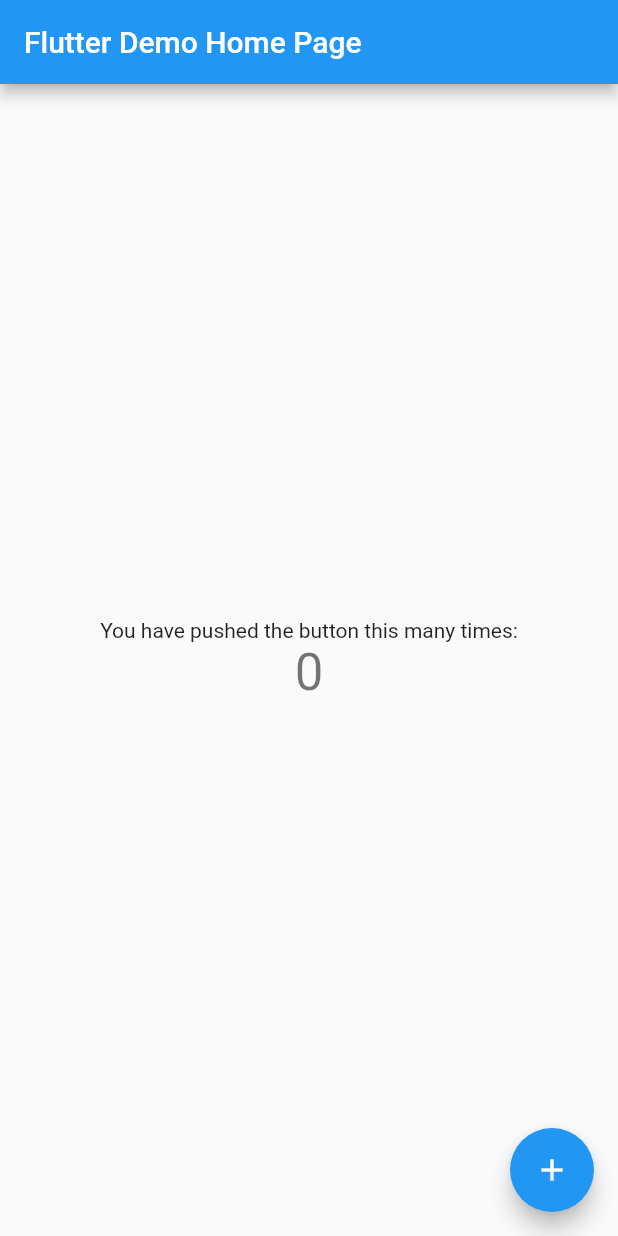
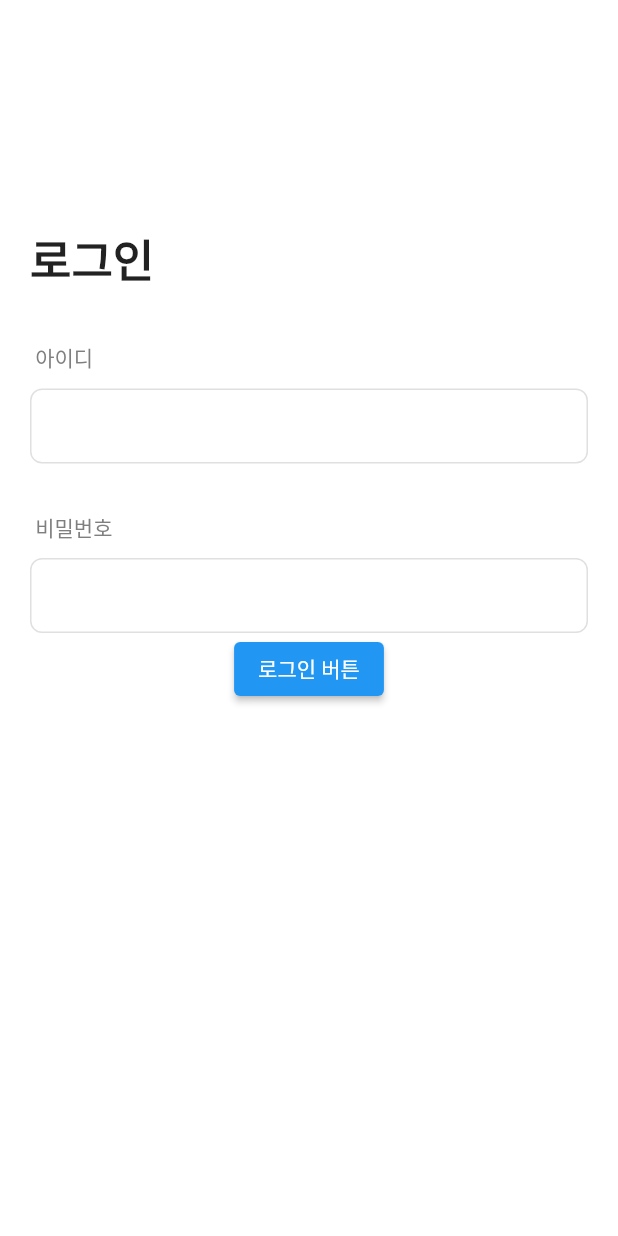
Before and after one commit to Yoochanhong/Flutter_Packages, a Flutter app: the screen it shows after launch, on a phone screen of 412 x 824 dp. Run offline on Flutter 3.47's test engine with Material 2 defaults, Android fonts, the phone set to English and light mode, and no system bars; our stand-ins replace battery_plus, dio, flutter_native_splash; Roboto replaces fonts that are missing (LINE Seed Sans KR).

Commit message:
간단한 로그인 코드

```diff
--- a/flutterSecureStorage/lib/main.dart
+++ b/flutterSecureStorage/lib/main.dart
@@ -1,115 +1,134 @@
 import 'package:flutter/material.dart';
 
-void main() {
-  runApp(const MyApp());
-}
+void main() => runApp(const MyApp());
 
 class MyApp extends StatelessWidget {
-  const MyApp({super.key});
+  const MyApp({Key? key}) : super(key: key);
 
-  // This widget is the root of your application.
   @override
   Widget build(BuildContext context) {
-    return MaterialApp(
-      title: 'Flutter Demo',
-      theme: ThemeData(
-        // This is the theme of your application.
-        //
-        // Try running your application with "flutter run". You'll see the
-        // application has a blue toolbar. Then, without quitting the app, try
-        // changing the primarySwatch below to Colors.green and then invoke
-        // "hot reload" (press "r" in the console where you ran "flutter run",
-        // or simply save your changes to "hot reload" in a Flutter IDE).
-        // Notice that the counter didn't reset back to zero; the application
-        // is not restarted.
-        primarySwatch: Colors.blue,
-      ),
-      home: const MyHomePage(title: 'Flutter Demo Home Page'),
+    return const MaterialApp(
+      debugShowCheckedModeBanner: false,
+      home: LoginPage(),
     );
   }
 }
 
-class MyHomePage extends StatefulWidget {
-  const MyHomePage({super.key, required this.title});
-
-  // This widget is the home page of your application. It is stateful, meaning
-  // that it has a State object (defined below) that contains fields that affect
-  // how it looks.
-
-  // This class is the configuration for the state. It holds the values (in this
-  // case the title) provided by the parent (in this case the App widget) and
-  // used by the build method of the State. Fields in a Widget subclass are
-  // always marked "final".
-
-  final String title;
+class LoginPage extends StatefulWidget {
+  const LoginPage({Key? key}) : super(key: key);
 
   @override
-  State<MyHomePage> createState() => _MyHomePageState();
+  State<LoginPage> createState() => _LoginPageState();
 }
 
-class _MyHomePageState extends State<MyHomePage> {
-  int _counter = 0;
-
-  void _incrementCounter() {
-    setState(() {
-      // This call to setState tells the Flutter framework that something has
-      // changed in this State, which causes it to rerun the build method below
-      // so that the display can reflect the updated values. If we changed
-      // _counter without calling setState(), then the build method would not be
-      // called again, and so nothing would appear to happen.
-      _counter++;
-    });
-  }
+class _LoginPageState extends State<LoginPage> {
+  TextEditingController idController = TextEditingController();
+  TextEditingController passwordController = TextEditingController();
 
   @override
   Widget build(BuildContext context) {
-    // This method is rerun every time setState is called, for instance as done
-    // by the _incrementCounter method above.
-    //
-    // The Flutter framework has been optimized to make rerunning build methods
-    // fast, so that you can just rebuild anything that needs updating rather
-    // than having to individually change instances of widgets.
     return Scaffold(
-      appBar: AppBar(
-        // Here we take the value from the MyHomePage object that was created by
-        // the App.build method, and use it to set our appbar title.
-        title: Text(widget.title),
+      backgroundColor: Colors.white,
+      body: SingleChildScrollView(
+        child: Padding(
+          padding: const EdgeInsets.only(top: 150.0, left: 20.0, right: 20.0),
+          child: Column(
+            crossAxisAlignment: CrossAxisAlignment.start,
+            children: [
+              Column(
+                crossAxisAlignment: CrossAxisAlignment.start,
+                children: const [
+                  Text(
+                    '로그인',
+                    style: TextStyle(
+                      fontWeight: FontWeight.bold,
+                      fontFamily: 'LINE Seed Sans KR',
+                      fontSize: 30.0,
                     ),
-      body: Center(
-        // Center is a layout widget. It takes a single child and positions it
-        // in the middle of the parent.
+                  ),
+                ],
+              ),
+              const SizedBox(height: 34.0),
+              Column(
+                mainAxisAlignment: MainAxisAlignment.center,
+                children: [
+                  SizedBox(
+                    width: 380.0,
                     child: Column(
-          // Column is also a layout widget. It takes a list of children and
-          // arranges them vertically. By default, it sizes itself to fit its
-          // children horizontally, and tries to be as tall as its parent.
-          //
-          // Invoke "debug painting" (press "p" in the console, choose the
-          // "Toggle Debug Paint" action from the Flutter Inspector in Android
-          // Studio, or the "Toggle Debug Paint" command in Visual Studio Code)
-          // to see the wireframe for each widget.
-          //
-          // Column has various properties to control how it sizes itself and
-          // how it positions its children. Here we use mainAxisAlignment to
-          // center the children vertically; the main axis here is the vertical
-          // axis because Columns are vertical (the cross axis would be
-          // horizontal).
-          mainAxisAlignment: MainAxisAlignment.center,
-          children: <Widget>[
+                      crossAxisAlignment: CrossAxisAlignment.start,
+                      children: [
                         const Text(
-              'You have pushed the button this many times:',
+                          ' 아이디',
+                          style: TextStyle(
+                            fontFamily: 'LINE Seed Sans KR',
+                            color: Color(0xff7F7F7F),
                           ),
-            Text(
-              '$_counter',
-              style: Theme.of(context).textTheme.headlineMedium,
+                        ),
+                        const SizedBox(height: 10.0),
+                        Container(
+                          decoration: BoxDecoration(
+                            color: Colors.white,
+                            borderRadius:
+                                const BorderRadius.all(Radius.circular(8)),
+                            border: Border.all(width: 1, color: Colors.black12),
+                          ),
+                          child: Padding(
+                            padding: const EdgeInsets.only(left: 15.0),
+                            child: TextFormField(
+                              controller: idController,
+                              decoration: const InputDecoration(
+                                border: InputBorder.none,
+                              ),
+                            ),
+                          ),
                         ),
                       ],
                     ),
                   ),
-      floatingActionButton: FloatingActionButton(
-        onPressed: _incrementCounter,
-        tooltip: 'Increment',
-        child: const Icon(Icons.add),
-      ), // This trailing comma makes auto-formatting nicer for build methods.
+                  const SizedBox(height: 32.0),
+                  SizedBox(
+                    width: 380.0,
+                    child: Column(
+                      crossAxisAlignment: CrossAxisAlignment.start,
+                      children: [
+                        const Text(
+                          ' 비밀번호',
+                          style: TextStyle(
+                            fontFamily: 'LINE Seed Sans KR',
+                            color: Color(0xff7F7F7F),
+                          ),
+                        ),
+                        const SizedBox(height: 10.0),
+                        Container(
+                          decoration: BoxDecoration(
+                            color: Colors.white,
+                            borderRadius:
+                                const BorderRadius.all(Radius.circular(8)),
+                            border: Border.all(width: 1, color: Colors.black12),
+                          ),
+                          child: Padding(
+                            padding: const EdgeInsets.only(left: 15.0),
+                            child: TextFormField(
+                              controller: passwordController,
+                              decoration: const InputDecoration(
+                                border: InputBorder.none,
+                              ),
+                            ),
+                          ),
+                        ),
+                      ],
+                    ),
+                  ),
+                  ElevatedButton(
+                    onPressed: () {},
+                    child: const Text("로그인 버튼"),
+                  ),
+                ],
+              ),
+            ],
+          ),
+        ),
+      ),
     );
   }
 }
```
Lines whose indentation alone changed are shown as unchanged.
